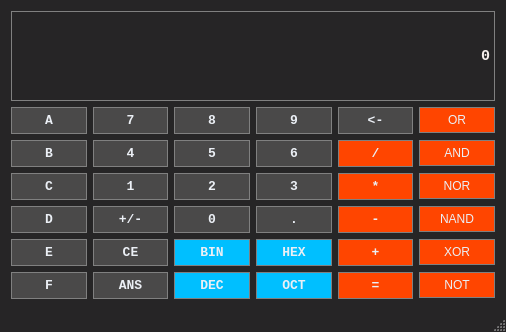
Above: inc/mainwindow.ui from jmarchew/JPO-Kalkulator before the change. Below: the same form after it.
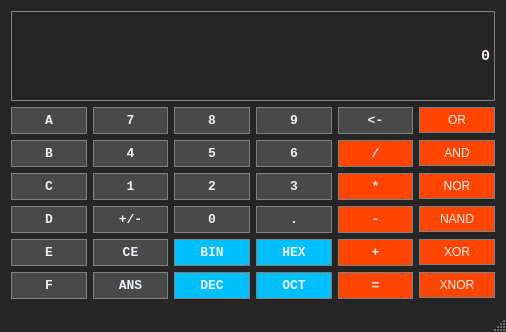
That is the form after the change.

Patch:
```diff
--- a/inc/mainwindow.ui
+++ b/inc/mainwindow.ui
@@ -306,7 +306,7 @@
 }</string>
       </property>
       <property name="text">
-       <string>NOT</string>
+       <string>XNOR</string>
       </property>
      </widget>
     </item>
```
Left out of the diff: 2 changed lines with no effect on the pictures.
